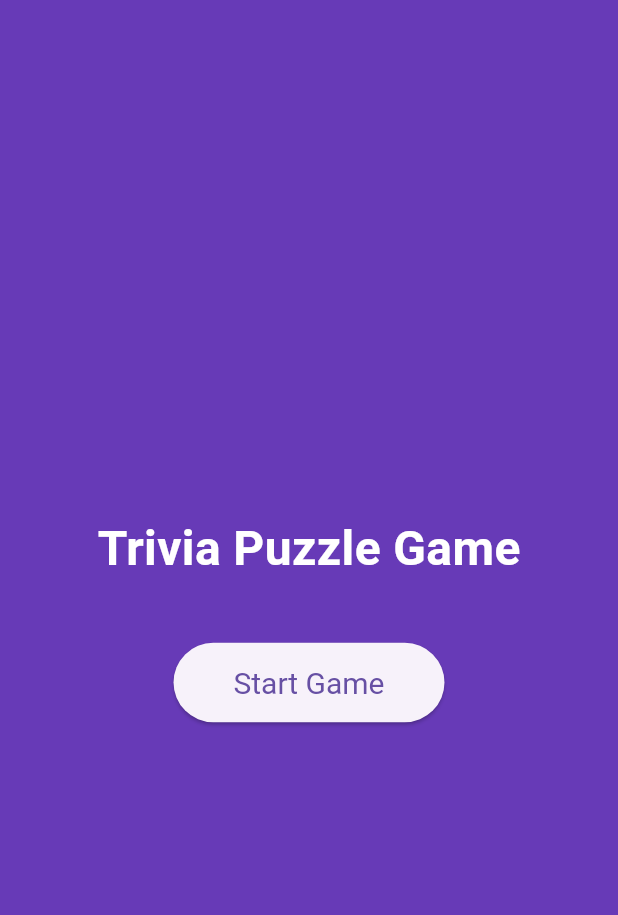
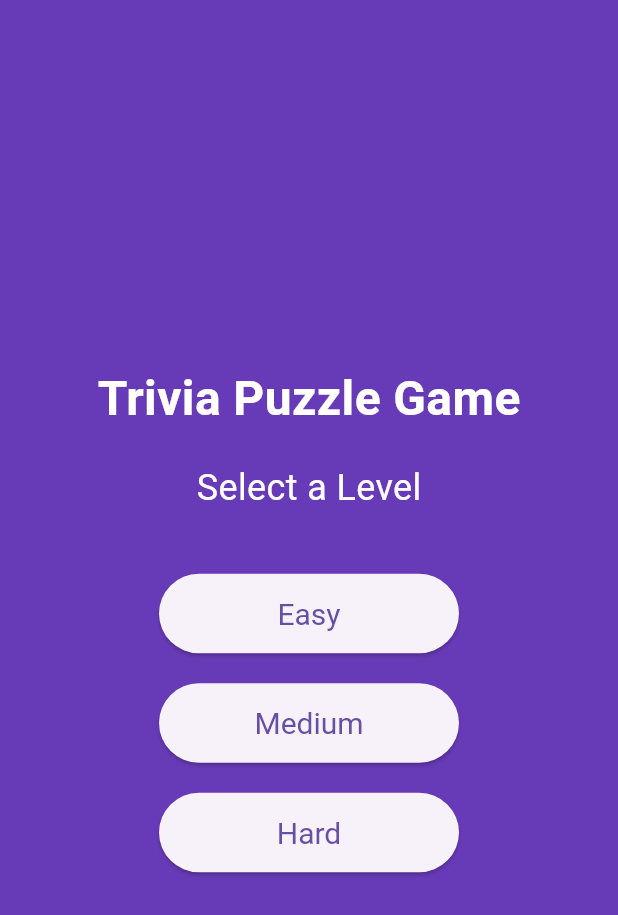
Before and after one commit to could-ai/019a4ed8-325c-7592-9f22-52cc33f444f2, a Flutter app: the screen it shows after launch, on a phone screen of 412 x 824 dp. Shown: the top 915 px of the screen. Run offline on Flutter 3.47's test engine with Material 3 defaults, Android fonts, the phone set to English and light mode, and no system bars.

Commit message:
The welcome screen has been updated to allow users to select a game level. Instead of a single "Start Game" button, there are now three distinct buttons for "Easy," "Medium," and "Hard" levels. Each button navigates to the game screen, passing the selected difficulty to tailor the gameplay experience. A new `LevelButton` widget was created to reduce code duplication and maintain a consistent UI.; A new file has been created to store and manage the trivia questions for different difficulty levels. This separates the game's data from its UI logic, making the codebase cleaner and easier to maintain. The file includes three lists of questions for "Easy," "Medium," and "Hard" levels, along with a helper function to retrieve the appropriate set of questions based on the selected level.; The game screen has been refactored to support different difficulty levels. It now accepts a `level` parameter to determine which set of questions to load. The hardcoded question list has been replaced with a call to a new data service that provides questions based on the selected difficulty. The app bar has also been updated to display the current level, giving players clear context for their game session.

```diff
--- a/usr/lib/screens/game_screen.dart
+++ b/usr/lib/screens/game_screen.dart
@@ -1,9 +1,11 @@
 import 'package:flutter/material.dart';
 import 'package:couldai_user_app/models/question.dart';
 import 'package:couldai_user_app/screens/game_over_screen.dart';
+import 'package:couldai_user_app/data/questions.dart';
 
 class GameScreen extends StatefulWidget {
-  const GameScreen({super.key});
+  final String level;
+  const GameScreen({super.key, required this.level});
 
   @override
   State<GameScreen> createState() => _GameScreenState();
@@ -12,45 +14,13 @@ class GameScreen extends StatefulWidget {
 class _GameScreenState extends State<GameScreen> {
   int _questionIndex = 0;
   int _score = 0;
+  late List<Question> _questions;
 
-  final List<Question> _questions = [
-    Question(
-      'What is the capital of France?',
-      [
-        Answer('Berlin', false),
-        Answer('Madrid', false),
-        Answer('Paris', true),
-        Answer('Rome', false),
-      ],
-    ),
-    Question(
-      'What is the largest planet in our solar system?',
-      [
-        Answer('Earth', false),
-        Answer('Jupiter', true),
-        Answer('Mars', false),
-        Answer('Saturn', false),
-      ],
-    ),
-    Question(
-      'What is the chemical symbol for water?',
-      [
-        Answer('O2', false),
-        Answer('CO2', false),
-        Answer('H2O', true),
-        Answer('NaCl', false),
-      ],
-    ),
-     Question(
-      'Who wrote "Hamlet"?',
-      [
-        Answer('Charles Dickens', false),
-        Answer('William Shakespeare', true),
-        Answer('Leo Tolstoy', false),
-        Answer('Mark Twain', false),
-      ],
-    ),
-  ];
+  @override
+  void initState() {
+    super.initState();
+    _questions = getQuestionsForLevel(widget.level);
+  }
 
   void _answerQuestion(bool isCorrect) {
     if (isCorrect) {
@@ -78,7 +48,7 @@ class _GameScreenState extends State<GameScreen> {
     return Scaffold(
       backgroundColor: Colors.deepPurple,
       appBar: AppBar(
-        title: const Text('Trivia Puzzle'),
+        title: Text('Trivia Puzzle - ${widget.level}'),
         backgroundColor: Colors.deepPurple.shade700,
         elevation: 0,
       ),
--- a/usr/lib/screens/welcome_screen.dart
+++ b/usr/lib/screens/welcome_screen.dart
@@ -3,6 +3,13 @@ import 'package:couldai_user_app/screens/game_screen.dart';
 
 class WelcomeScreen extends StatelessWidget {
   const WelcomeScreen({super.key});
+
+  void _startGame(BuildContext context, String level) {
+    Navigator.pushReplacement(
+      context,
+      MaterialPageRoute(builder: (context) => GameScreen(level: level)),
+    );
+  }
 
   @override
   Widget build(BuildContext context) {
@@ -20,19 +27,28 @@ class WelcomeScreen extends StatelessWidget {
                 fontWeight: FontWeight.bold,
               ),
             ),
+            const SizedBox(height: 20),
+            const Text(
+              'Select a Level',
+              style: TextStyle(
+                color: Colors.white,
+                fontSize: 24,
+              ),
+            ),
             const SizedBox(height: 40),
-            ElevatedButton(
-              onPressed: () {
-                Navigator.pushReplacement(
-                  context,
-                  MaterialPageRoute(builder: (context) => const GameScreen()),
-                );
-              },
-              style: ElevatedButton.styleFrom(
-                padding: const EdgeInsets.symmetric(horizontal: 40, vertical: 15),
-                textStyle: const TextStyle(fontSize: 20),
-              ),
-              child: const Text('Start Game'),
+            LevelButton(
+              level: 'Easy',
+              onPressed: () => _startGame(context, 'Easy'),
+            ),
+            const SizedBox(height: 20),
+            LevelButton(
+              level: 'Medium',
+              onPressed: () => _startGame(context, 'Medium'),
+            ),
+            const SizedBox(height: 20),
+            LevelButton(
+              level: 'Hard',
+              onPressed: () => _startGame(context, 'Hard'),
             ),
           ],
         ),
@@ -40,3 +56,27 @@ class WelcomeScreen extends StatelessWidget {
     );
   }
 }
+
+class LevelButton extends StatelessWidget {
+  const LevelButton({
+    super.key,
+    required this.level,
+    required this.onPressed,
+  });
+
+  final String level;
+  final VoidCallback onPressed;
+
+  @override
+  Widget build(BuildContext context) {
+    return ElevatedButton(
+      onPressed: onPressed,
+      style: ElevatedButton.styleFrom(
+        padding: const EdgeInsets.symmetric(horizontal: 40, vertical: 15),
+        textStyle: const TextStyle(fontSize: 20),
+        minimumSize: const Size(200, 50),
+      ),
+      child: Text(level),
+    );
+  }
+}
```
Also changed, not shown: usr/lib/data/questions.dart (added, +104 -0 lines).
